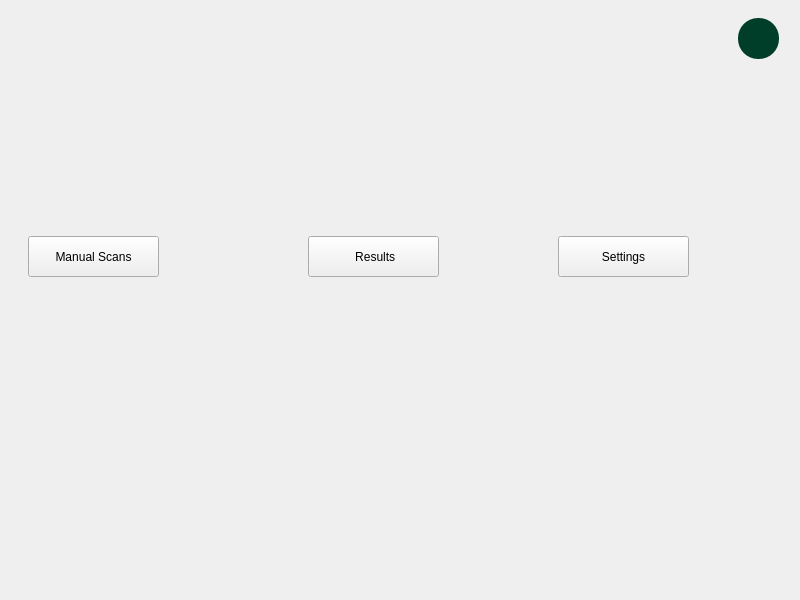
Qt form GUI/AV_GUI.ui (Ohadgips/AV-OG) before a commit.
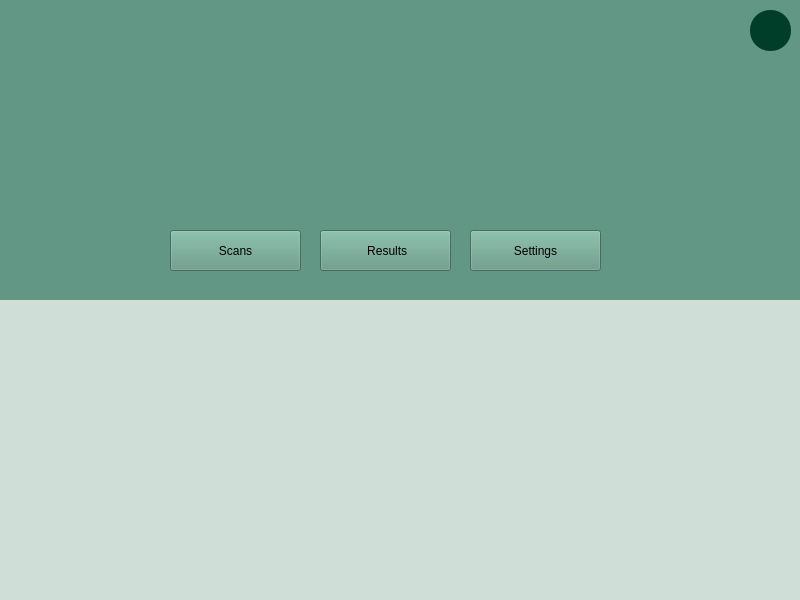
The same form after that commit. Icons and pictures are not drawn.

```diff
--- a/GUI/AV_GUI.ui
+++ b/GUI/AV_GUI.ui
@@ -15,16 +15,52 @@
   </property>
   <widget class="QWidget" name="centralwidget">
    <layout class="QVBoxLayout" name="verticalLayout">
+    <property name="spacing">
+     <number>0</number>
+    </property>
+    <property name="leftMargin">
+     <number>0</number>
+    </property>
+    <property name="topMargin">
+     <number>0</number>
+    </property>
+    <property name="rightMargin">
+     <number>0</number>
+    </property>
+    <property name="bottomMargin">
+     <number>0</number>
+    </property>
     <item>
      <widget class="QWidget" name="upperMenu" native="true">
+      <property name="styleSheet">
+       <string notr="true">background: rgb(97, 151, 132)</string>
+      </property>
       <layout class="QVBoxLayout" name="verticalLayout_2">
+       <property name="spacing">
+        <number>0</number>
+       </property>
+       <property name="leftMargin">
+        <number>0</number>
+       </property>
+       <property name="topMargin">
+        <number>0</number>
+       </property>
+       <property name="rightMargin">
+        <number>0</number>
+       </property>
+       <property name="bottomMargin">
+        <number>0</number>
+       </property>
        <item>
         <widget class="QWidget" name="logoPlace" native="true">
+         <property name="styleSheet">
+          <string notr="true">background: rgb(97, 151, 132)</string>
+         </property>
          <widget class="QLabel" name="logo">
           <property name="geometry">
            <rect>
-            <x>0</x>
-            <y>0</y>
+            <x>10</x>
+            <y>10</y>
             <width>111</width>
             <height>51</height>
            </rect>
@@ -45,8 +81,8 @@
          <widget class="QPushButton" name="exitButton">
           <property name="geometry">
            <rect>
-            <x>720</x>
-            <y>0</y>
+            <x>750</x>
+            <y>10</y>
             <width>41</width>
             <height>41</height>
            </rect>
@@ -83,10 +119,13 @@
        </item>
        <item>
         <widget class="QWidget" name="buttonsPlace" native="true">
+         <property name="styleSheet">
+          <string notr="true">background: rgb(97, 151, 132)</string>
+         </property>
          <widget class="QPushButton" name="manualScansButton">
           <property name="geometry">
            <rect>
-            <x>10</x>
+            <x>170</x>
             <y>80</y>
             <width>131</width>
             <height>41</height>
@@ -99,10 +138,10 @@
            <enum>Qt::LeftToRight</enum>
           </property>
           <property name="autoFillBackground">
-           <bool>true</bool>
+           <bool>false</bool>
           </property>
           <property name="text">
-           <string>Manual Scans</string>
+           <string>Scans</string>
           </property>
           <property name="icon">
            <iconset resource="AV_Icons.qrc">
@@ -110,15 +149,15 @@
           </property>
           <property name="iconSize">
            <size>
-            <width>20</width>
-            <height>20</height>
+            <width>24</width>
+            <height>24</height>
            </size>
           </property>
          </widget>
          <widget class="QPushButton" name="scansResultsButton">
           <property name="geometry">
            <rect>
-            <x>290</x>
+            <x>320</x>
             <y>80</y>
             <width>131</width>
             <height>41</height>
@@ -133,15 +172,15 @@
           </property>
           <property name="iconSize">
            <size>
-            <width>20</width>
-            <height>20</height>
+            <width>24</width>
+            <height>24</height>
            </size>
           </property>
          </widget>
          <widget class="QPushButton" name="SettingsButton">
           <property name="geometry">
            <rect>
-            <x>540</x>
+            <x>470</x>
             <y>80</y>
             <width>131</width>
             <height>41</height>
@@ -156,8 +195,8 @@
           </property>
           <property name="iconSize">
            <size>
-            <width>20</width>
-            <height>20</height>
+            <width>24</width>
+            <height>24</height>
            </size>
           </property>
          </widget>
@@ -167,7 +206,11 @@
      </widget>
     </item>
     <item>
-     <widget class="QWidget" name="mainScreen" native="true"/>
+     <widget class="QWidget" name="mainScreen" native="true">
+      <property name="styleSheet">
+       <string notr="true">background:rgb(208, 222, 216)</string>
+      </property>
+     </widget>
     </item>
    </layout>
    <zorder>mainScreen</zorder>
```
Left out of the diff: 10 changed lines with no effect on the pictures.
